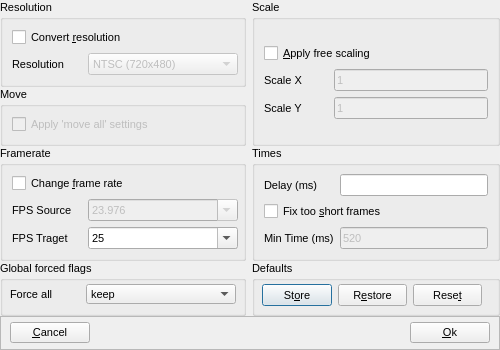
First picture: the form in src/conversiondialog.ui, repository amichaelt/BDSup2SubPlusPlus, before the edit.
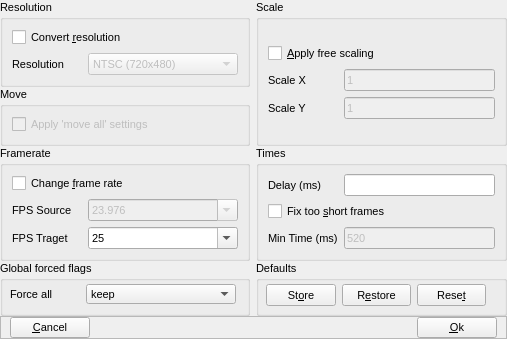
Second picture: the form after the edit.

Patch:
```diff
--- a/src/conversiondialog.ui
+++ b/src/conversiondialog.ui
@@ -10,6 +10,12 @@
     <height>350</height>
    </rect>
   </property>
+  <property name="minimumSize">
+   <size>
+    <width>500</width>
+    <height>350</height>
+   </size>
+  </property>
   <property name="font">
    <font>
     <family>Tahoma</family>
@@ -23,6 +29,9 @@
    <bool>true</bool>
   </property>
   <layout class="QGridLayout" name="gridLayout">
+   <property name="sizeConstraint">
+    <enum>QLayout::SetFixedSize</enum>
+   </property>
    <property name="horizontalSpacing">
     <number>6</number>
    </property>
@@ -450,6 +459,9 @@
       <property name="text">
        <string>St&amp;ore</string>
       </property>
+      <property name="autoDefault">
+       <bool>false</bool>
+      </property>
      </widget>
      <widget class="QPushButton" name="restoreButton">
       <property name="geometry">
@@ -463,6 +475,9 @@
       <property name="text">
        <string>R&amp;estore</string>
       </property>
+      <property name="autoDefault">
+       <bool>false</bool>
+      </property>
      </widget>
      <widget class="QPushButton" name="resetButton">
       <property name="geometry">
@@ -476,6 +491,9 @@
       <property name="text">
        <string>Rese&amp;t</string>
       </property>
+      <property name="autoDefault">
+       <bool>false</bool>
+      </property>
      </widget>
     </widget>
    </item>
@@ -505,6 +523,9 @@
         <property name="text">
          <string>&amp;Cancel</string>
         </property>
+        <property name="autoDefault">
+         <bool>false</bool>
+        </property>
        </widget>
       </item>
       <item>
@@ -525,6 +546,9 @@
         <property name="text">
          <string>&amp;Ok</string>
         </property>
+        <property name="autoDefault">
+         <bool>false</bool>
+        </property>
        </widget>
       </item>
      </layout>
@@ -569,9 +593,6 @@
       </item>
       <item>
        <layout class="QFormLayout" name="formLayout">
-        <property name="horizontalSpacing">
-         <number>0</number>
-        </property>
         <property name="verticalSpacing">
          <number>0</number>
         </property>
@@ -605,9 +626,6 @@
         <property name="fieldGrowthPolicy">
          <enum>QFormLayout::AllNonFixedFieldsGrow</enum>
         </property>
-        <property name="horizontalSpacing">
-         <number>0</number>
-        </property>
         <property name="verticalSpacing">
          <number>0</number>
         </property>
```
Left out of the diff: 54 changed lines with no effect on the pictures.
